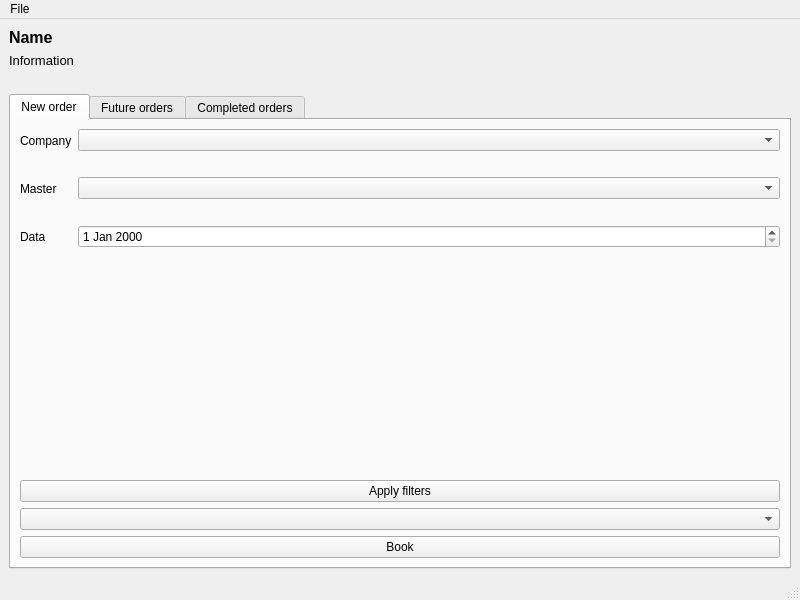
Above: Booking/choicewindow.ui from mainex/btimetable-booking before the change. Below: the same form after it.
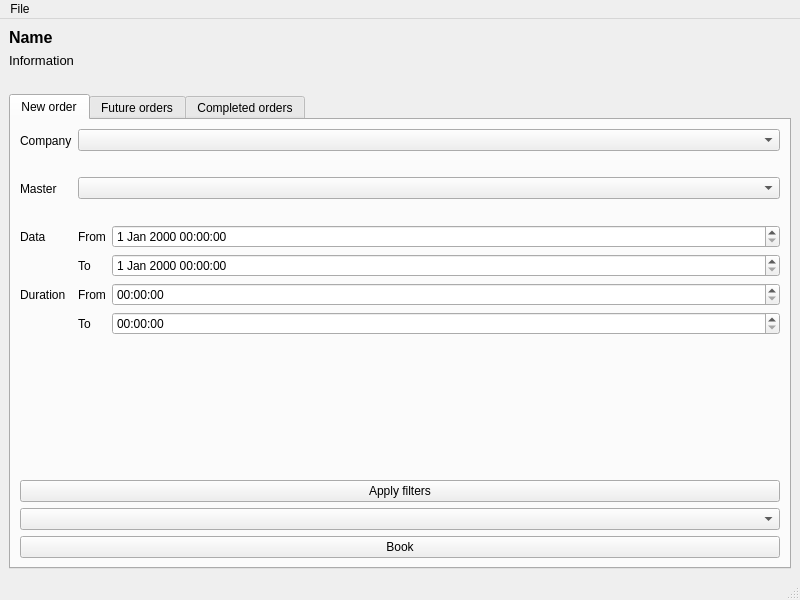
That is the form after the change.

Commit message: data and time filters

The edit to the form file:
```diff
--- a/Booking/choicewindow.ui
+++ b/Booking/choicewindow.ui
@@ -120,7 +120,59 @@
              </widget>
             </item>
             <item row="2" column="1">
-             <widget class="QDateEdit" name="dateEdit"/>
+             <layout class="QFormLayout" name="formLayout">
+              <item row="0" column="0">
+               <widget class="QLabel" name="label">
+                <property name="text">
+                 <string>From</string>
+                </property>
+               </widget>
+              </item>
+              <item row="1" column="0">
+               <widget class="QLabel" name="label_3">
+                <property name="text">
+                 <string>To</string>
+                </property>
+               </widget>
+              </item>
+              <item row="0" column="1">
+               <widget class="QDateTimeEdit" name="dateTimeEditFrom"/>
+              </item>
+              <item row="1" column="1">
+               <widget class="QDateTimeEdit" name="dateTimeEditTo"/>
+              </item>
+             </layout>
+            </item>
+            <item row="3" column="0">
+             <widget class="QLabel" name="label_5">
+              <property name="text">
+               <string>Duration</string>
+              </property>
+             </widget>
+            </item>
+            <item row="3" column="1">
+             <layout class="QFormLayout" name="formLayout_2">
+              <item row="0" column="0">
+               <widget class="QLabel" name="label_6">
+                <property name="text">
+                 <string>From</string>
+                </property>
+               </widget>
+              </item>
+              <item row="1" column="0">
+               <widget class="QLabel" name="label_7">
+                <property name="text">
+                 <string>To</string>
+                </property>
+               </widget>
+              </item>
+              <item row="0" column="1">
+               <widget class="QTimeEdit" name="timeEditFrom"/>
+              </item>
+              <item row="1" column="1">
+               <widget class="QTimeEdit" name="timeEditTo"/>
+              </item>
+             </layout>
             </item>
            </layout>
           </item>
```
The commit also changes 7 other files.
